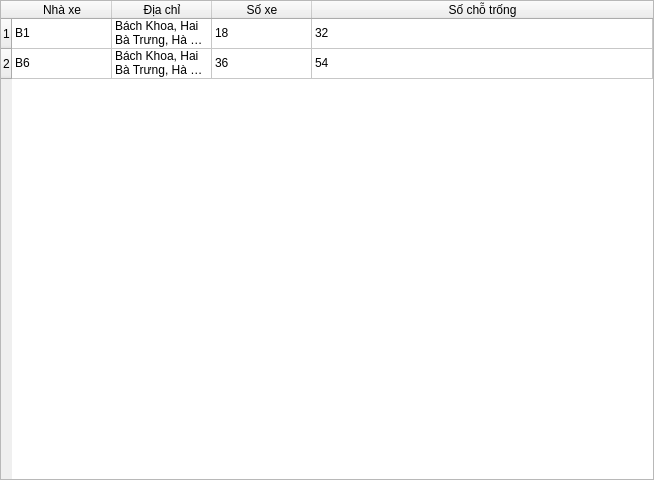
This is Source code/view/ui/danhSachNhaXe.ui in hunglequoc2001/Capstone_TKXDPM.20221_Group8 as Qt 5 draws it before an edit. The edited form follows.
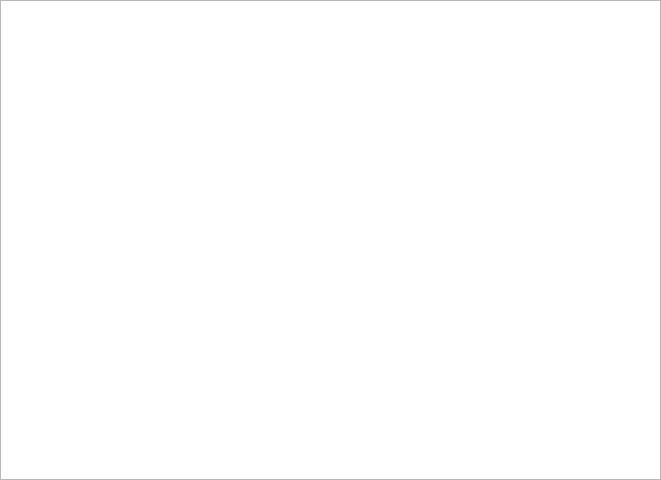
This is the edited form.

Commit message: Cap nhat tinh nang danh sach nha xe

Diff of the .ui file:
```diff
--- a/Source code/view/ui/danhSachNhaXe.ui
+++ b/Source code/view/ui/danhSachNhaXe.ui
@@ -6,7 +6,7 @@
    <rect>
     <x>0</x>
     <y>0</y>
-    <width>640</width>
+    <width>661</width>
     <height>480</height>
    </rect>
   </property>
@@ -16,7 +16,7 @@
   <property name="styleSheet">
    <string notr="true"/>
   </property>
-  <layout class="QHBoxLayout" name="horizontalLayout">
+  <layout class="QVBoxLayout" name="verticalLayout">
    <property name="leftMargin">
     <number>0</number>
    </property>
@@ -38,7 +38,9 @@
       </sizepolicy>
      </property>
      <property name="styleSheet">
-      <string notr="true">font: 16pt &quot;Arial&quot;;</string>
+      <string notr="true">font: 16pt &quot;Arial&quot;;
+text-align:center;
+</string>
      </property>
      <property name="sizeAdjustPolicy">
       <enum>QAbstractScrollArea::AdjustToContentsOnFirstShow</enum>
@@ -46,76 +48,6 @@
      <attribute name="horizontalHeaderStretchLastSection">
       <bool>true</bool>
      </attribute>
-     <row>
-      <property name="text">
-       <string>1</string>
-      </property>
-     </row>
-     <row>
-      <property name="text">
-       <string>2</string>
-      </property>
-     </row>
-     <column>
-      <property name="text">
-       <string>Nhà xe</string>
-      </property>
-     </column>
-     <column>
-      <property name="text">
-       <string>Địa chỉ</string>
-      </property>
-     </column>
-     <column>
-      <property name="text">
-       <string>Số xe</string>
-      </property>
-     </column>
-     <column>
-      <property name="text">
-       <string>Số chỗ trống</string>
-      </property>
-     </column>
-     <item row="0" column="0">
-      <property name="text">
-       <string>B1</string>
-      </property>
-     </item>
-     <item row="0" column="1">
-      <property name="text">
-       <string>Bách Khoa, Hai Bà Trưng, Hà Nội</string>
-      </property>
-     </item>
-     <item row="0" column="2">
-      <property name="text">
-       <string>18</string>
-      </property>
-     </item>
-     <item row="0" column="3">
-      <property name="text">
-       <string>32</string>
-      </property>
-     </item>
-     <item row="1" column="0">
-      <property name="text">
-       <string>B6</string>
-      </property>
-     </item>
-     <item row="1" column="1">
-      <property name="text">
-       <string>Bách Khoa, Hai Bà Trưng, Hà Nội</string>
-      </property>
-     </item>
-     <item row="1" column="2">
-      <property name="text">
-       <string>36</string>
-      </property>
-     </item>
-     <item row="1" column="3">
-      <property name="text">
-       <string>54</string>
-      </property>
-     </item>
     </widget>
    </item>
   </layout>
```
Left out of the diff: 3 changed lines with no effect on the pictures. The commit also changes 15 other files.
